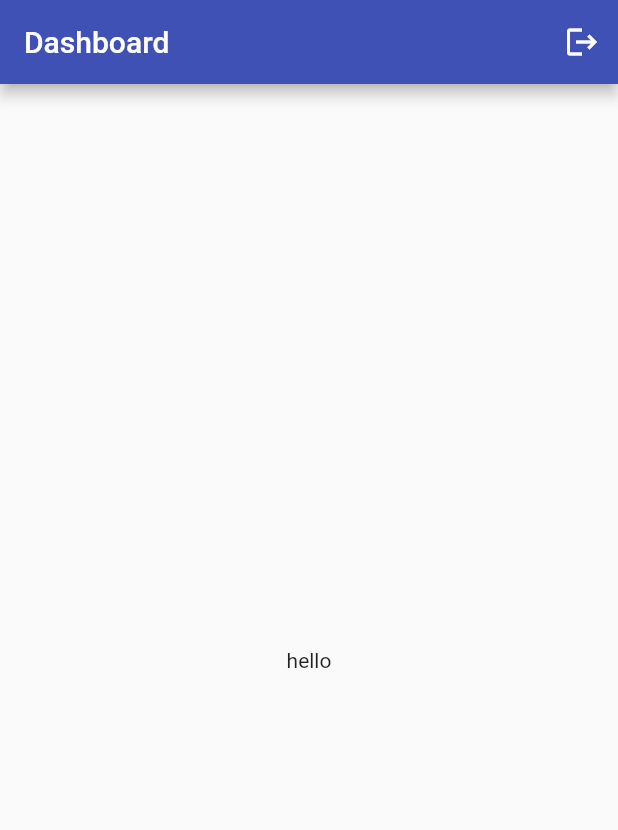
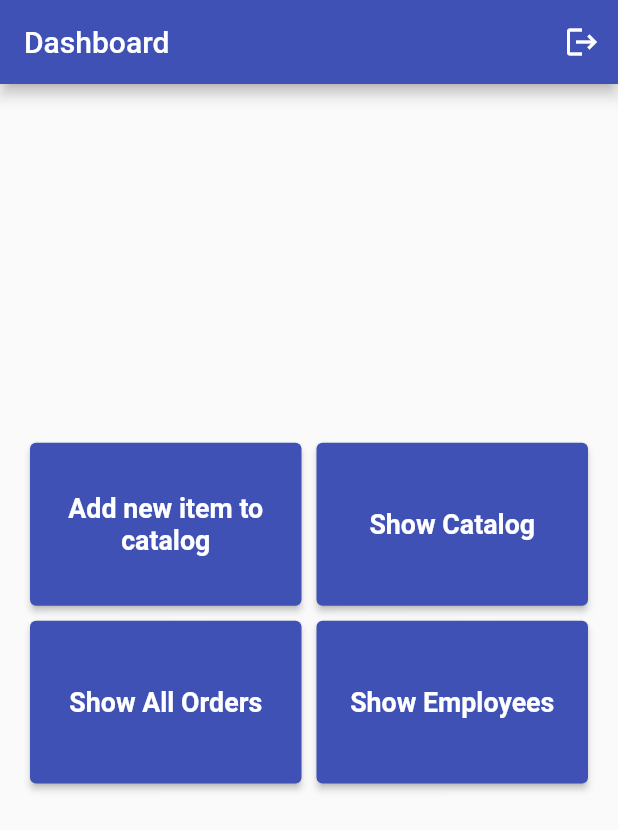
Before and after one commit to VanshKela/ChefGram-Admin, a Flutter app: the screen it shows once a user with an empty profile is signed in, on a phone screen of 412 x 824 dp. Shown: the top 830 px of the screen. Run offline on Flutter 3.47's test engine with Material 2 defaults, Android fonts, the phone set to English and light mode, and no system bars; our stand-ins replace cloud_firestore, firebase_auth, firebase_core, sizer; accounts and stored records are empty; Roboto replaces fonts that are missing (WorkSans).

Commit message:
Added view Catalog

```diff
--- a/lib/screens/Dashboard/dashboard.dart
+++ b/lib/screens/Dashboard/dashboard.dart
@@ -1,7 +1,9 @@
 import "package:flutter/material.dart";
 import 'package:provider/provider.dart';
+import 'package:sizer/sizer.dart';
 
 import '../../authentication_service.dart';
+import 'catalog.dart';
 
 class Dashboard extends StatefulWidget {
   const Dashboard({Key? key}) : super(key: key);
@@ -13,6 +15,46 @@ class Dashboard extends StatefulWidget {
 class _DashboardState extends State<Dashboard> {
   @override
   Widget build(BuildContext context) {
+    List<ElevatedButton> buttons = [
+      ElevatedButton(
+        child: Text(
+          "Add new item to catalog",
+          textAlign: TextAlign.center,
+          style: TextStyle(fontSize: 13.sp, fontWeight: FontWeight.bold),
+        ),
+        onPressed: () {},
+      ),
+      ElevatedButton(
+        child: Text(
+          "Show Catalog",
+          textAlign: TextAlign.center,
+          style: TextStyle(
+            fontSize: 13.sp,
+            fontWeight: FontWeight.bold,
+          ),
+        ),
+        onPressed: () {
+          Navigator.push(
+              context, MaterialPageRoute(builder: (context) => Catalog()));
+        },
+      ),
+      ElevatedButton(
+        child: Text(
+          "Show All Orders",
+          textAlign: TextAlign.center,
+          style: TextStyle(fontSize: 13.sp, fontWeight: FontWeight.bold),
+        ),
+        onPressed: () {},
+      ),
+      ElevatedButton(
+        child: Text(
+          "Show Employees",
+          textAlign: TextAlign.center,
+          style: TextStyle(fontSize: 13.sp, fontWeight: FontWeight.bold),
+        ),
+        onPressed: () {},
+      )
+    ];
     return Scaffold(
       appBar: AppBar(
         title: Text('Dashboard'),
@@ -26,7 +68,18 @@ class _DashboardState extends State<Dashboard> {
         ],
       ),
       body: Center(
-          child: Text('hello'),
+        child: Container(
+          height: 40.h,
+          child: GridView.count(
+            primary: false,
+            childAspectRatio: (1 / .6),
+            crossAxisCount: 2,
+            padding: const EdgeInsets.all(20),
+            crossAxisSpacing: 10,
+            mainAxisSpacing: 10,
+            children: buttons,
+          ),
+        ),
       ),
     );
   }
```
Also changed, not shown: lib/screens/Dashboard/catalog.dart (added, +130 -0 lines). Lines whose indentation alone changed are shown as unchanged.
